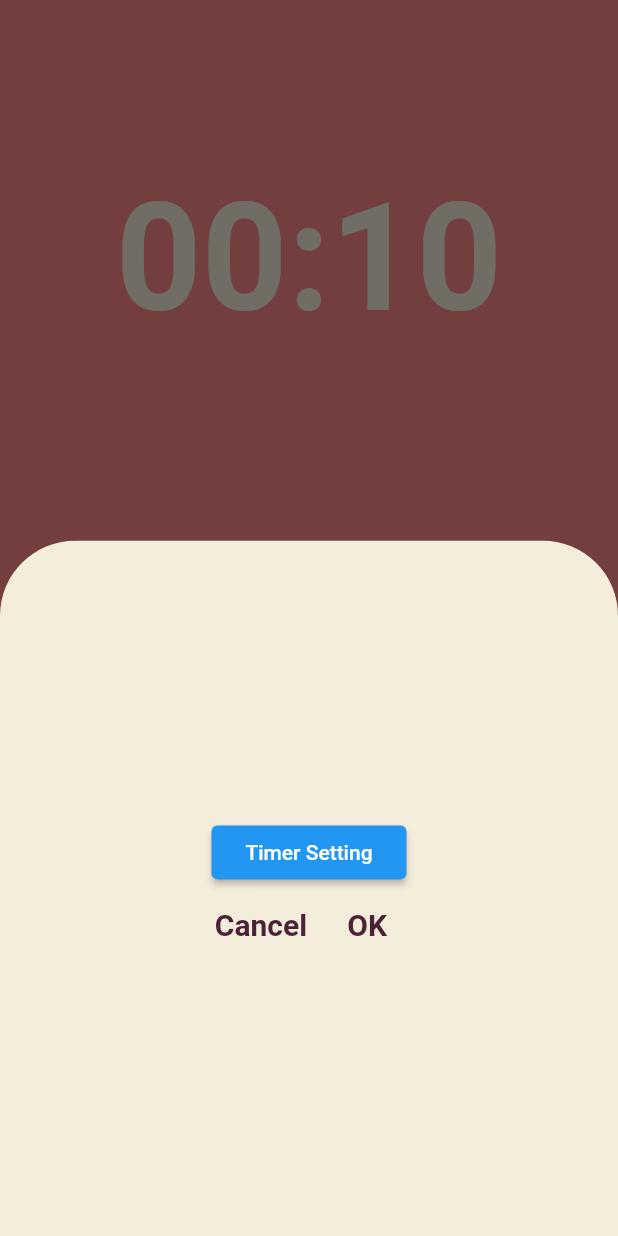
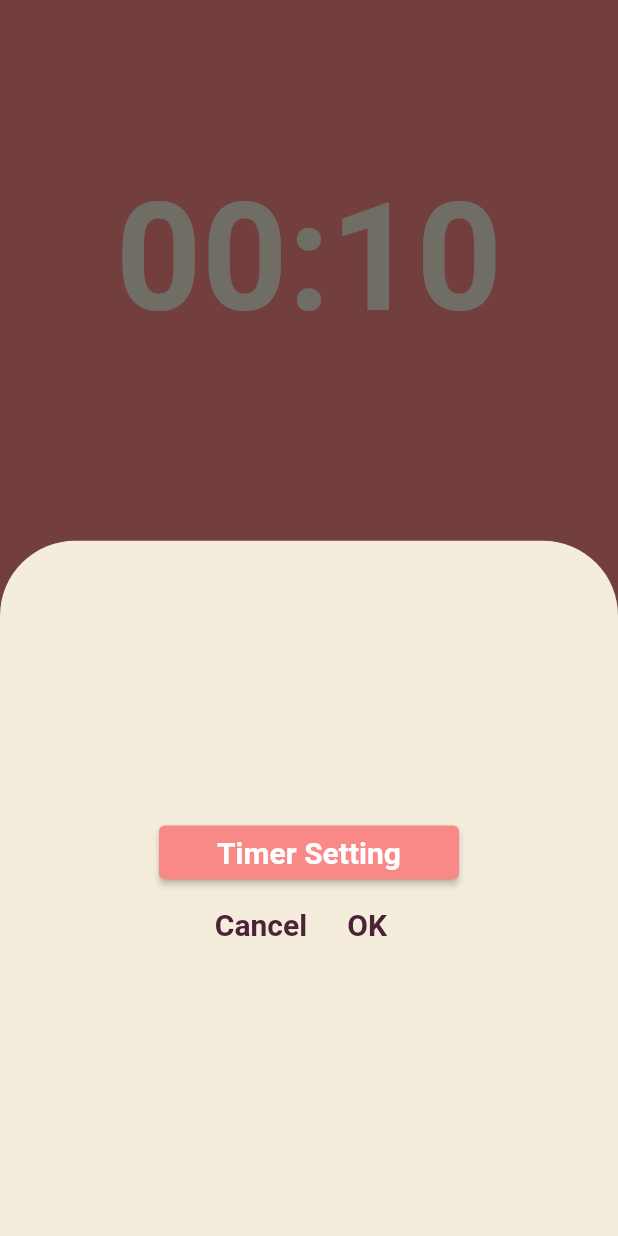
Before and after one commit to sashapivovarova/pomodoro, a Flutter app: the screen it shows after launch, after a tap on "Settings", on a phone screen of 412 x 824 dp. Run offline on Flutter 3.47's test engine with Material 2 defaults, Android fonts, the phone set to English and light mode, and no system bars; missing offline and left inert: flutter_material_pickers.

Commit message:
elevatedButton

```diff
--- a/lib/screens/home_screen.dart
+++ b/lib/screens/home_screen.dart
@@ -38,14 +38,28 @@ class _HomeScreenState extends State<HomeScreen> {
                   children: [
                     Row(
                       mainAxisAlignment: MainAxisAlignment.center,
-                      children: <Widget>[
+                      children: [
                         SizedBox(
-                          width: 130.0,
+                          width: 200.0,
                           child: ElevatedButton(
-                            child: const Text('Timer Setting'),
+                            style: ElevatedButton.styleFrom(
+                              backgroundColor: const Color(0xfff88987),
+                            ),
+                            child: const Text(
+                              'Timer Setting',
+                              style: TextStyle(
+                                color: Colors.white,
+                                fontSize: 20,
+                                fontWeight: FontWeight.w600,
+                              ),
+                            ),
                             onPressed: () => showMaterialNumberPicker(
+                              headerColor: const Color(0xfff88987),
+                              headerTextColor: Colors.white,
+                              backgroundColor: const Color(0xfff4eddb),
+                              buttonTextColor: const Color(0xff4b2238),
                               context: context,
-                              title: 'Pick Your Time',
+                              title: 'Set Your Timer',
                               maxNumber: 60,
                               minNumber: 5,
                               selectedNumber: time,
```
